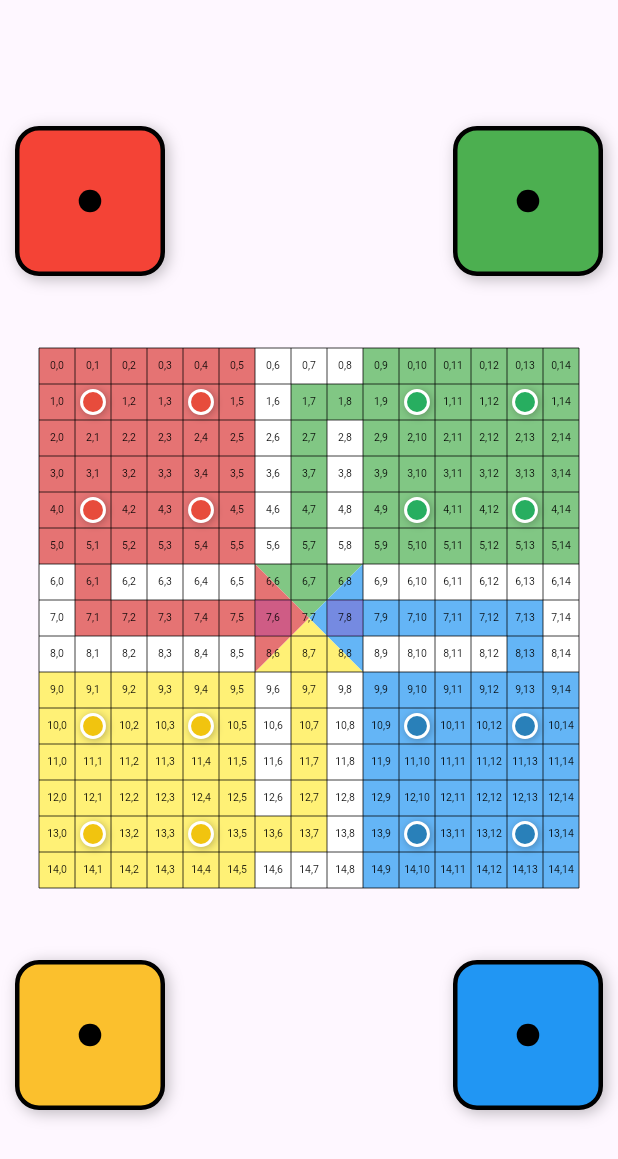
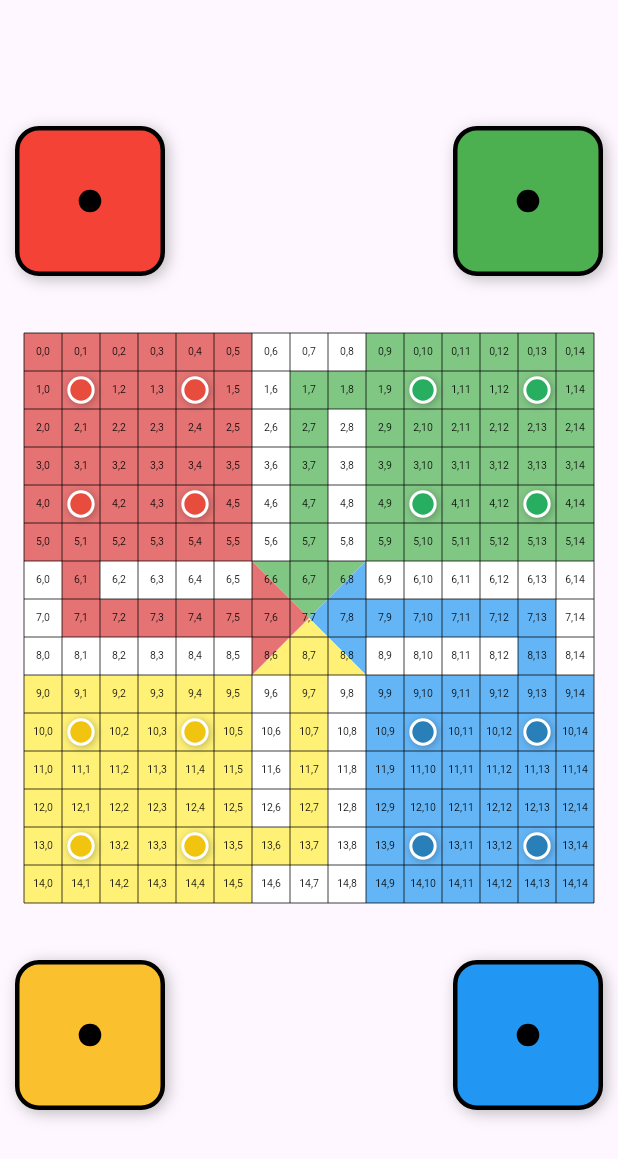
Before and after one commit to devesh12335/flutter_ludo_game, a Flutter app: the screen it shows after launch, on a phone screen of 412 x 824 dp. Shown: the top 1159 px of the screen. Run offline on Flutter 3.47's test engine with Material 3 defaults, Android fonts, the phone set to English and light mode, and no system bars.

```diff
--- a/lib/board.dart
+++ b/lib/board.dart
@@ -221,15 +221,15 @@ void paint(Canvas canvas, Size size) {
   }
 
   // === 7. Highlight cells ===
-  final highlightPaint = Paint()
-    ..color = Colors.purple.withOpacity(0.3)
-    ..style = PaintingStyle.fill;
-  for (var c in highlightCells) {
-    canvas.drawRect(
-      Rect.fromLTWH(c.c * cell, c.r * cell, cell, cell),
-      highlightPaint,
-    );
-  }
+  // final highlightPaint = Paint()
+  //   ..color = Colors.purple.withOpacity(0.3)
+  //   ..style = PaintingStyle.fill;
+  // for (var c in highlightCells) {
+  //   canvas.drawRect(
+  //     Rect.fromLTWH(c.c * cell, c.r * cell, cell, cell),
+  //     highlightPaint,
+  //   );
+  // }
 
   // === 8. Debug cell labels ===
   if (showCellLabels) {
--- a/lib/game.dart
+++ b/lib/game.dart
@@ -73,7 +73,7 @@ class _GameState extends State<Game> {
                   //ludo board
               Center(
                 child: board.LudoBoard(
-                  size: 360,
+                  size: 380,
                   showGrid: true,
                   tokens: _gameController.getTokenCells(),
                   highlightCells:  [Cell(7, 6), Cell(7, 8)],
--- a/lib/game_controller.dart
+++ b/lib/game_controller.dart
@@ -41,6 +41,7 @@ int? lastDiceRoll;
 
 
 final playerPaths = PlayerPath().buildPlayerPaths();
+
   /// Simple home-yard pads for each player's 4 tokens (visible when index == -1).
   /// Tune these coordinates to match your LudoBoard's yard drawing.
   final Map<LudoPlayer, List<Cell>> homePads = {
--- a/lib/models/player_path.dart
+++ b/lib/models/player_path.dart
@@ -11,7 +11,7 @@ final List<Cell> mainLoop = const [
   // across top
   Cell(0,7), Cell(0,8),
   // down the top-right column
-  Cell(1,8), Cell(2,8), Cell(3,8), Cell(4,8), Cell(5,8), Cell(6,8),
+  Cell(1,8), Cell(2,8), Cell(3,8), Cell(4,8), Cell(5,8),
   // right arm moving right
   Cell(6,9), Cell(6,10), Cell(6,11), Cell(6,12), Cell(6,13), Cell(6,14),
   // down the rightmost column
@@ -23,7 +23,7 @@ final List<Cell> mainLoop = const [
   // bottom row (leftwards)
   Cell(14,7), Cell(14,6),
   // up into lower-left block
-  Cell(13,6), Cell(12,6), Cell(11,6), Cell(10,6), Cell(9,6), Cell(8,6),
+  Cell(13,6), Cell(12,6), Cell(11,6), Cell(10,6), Cell(9,6),
   // left arm bottom part (moving left)
   Cell(8,5), Cell(8,4), Cell(8,3), Cell(8,2), Cell(8,1), Cell(8,0),
   // back up to start
@@ -31,10 +31,10 @@ final List<Cell> mainLoop = const [
 ];
 
 /// helper to rotate the main loop so the given `startIndex` becomes index 0
-List<Cell> _rotatedLoop(int startIndex) {
+List<Cell> _rotatedLoop(int startIndex,int endIndex) {
   final List<Cell> out = [];
   out.addAll(mainLoop.sublist(startIndex));
-  out.addAll(mainLoop.sublist(0, startIndex));
+  out.addAll(mainLoop.sublist(startIndex, endIndex));
   return out;
 }
 
@@ -43,24 +43,123 @@ List<Cell> _rotatedLoop(int startIndex) {
 /// Make sure these coordinates match your painter's center orientation.
 final List<Cell> redHome   = const [ Cell(7,1), Cell(7,2), Cell(7,3), Cell(7,4), Cell(7,5), Cell(7,6) ];
 final List<Cell> greenHome = const [ Cell(1,7), Cell(2,7), Cell(3,7), Cell(4,7), Cell(5,7), Cell(6,7) ];
-final List<Cell> yellowHome= const [ Cell(7,13), Cell(7,12), Cell(7,11), Cell(7,10), Cell(7,9), Cell(7,8) ];
-final List<Cell> blueHome  = const [ Cell(13,7), Cell(12,7), Cell(11,7), Cell(10,7), Cell(9,7), Cell(8,7) ];
+final List<Cell> blueHome= const [ Cell(7,13), Cell(7,12), Cell(7,11), Cell(7,10), Cell(7,9), Cell(7,8) ];
+final List<Cell> yellowHome  = const [ Cell(13,7), Cell(12,7), Cell(11,7), Cell(10,7), Cell(9,7), Cell(8,7) ];
 
 /// canonical entry indices in `mainLoop` for each player (clockwise)
 final Map<LudoPlayer, int> entryIndex = {
-  LudoPlayer.red: 0,    // mainLoop[0] == Cell(6,0)
-  LudoPlayer.green: 13, // mainLoop[13] == Cell(0,8)
+  LudoPlayer.red: 1,    // mainLoop[0] == Cell(6,0)
+  LudoPlayer.green: 14, // mainLoop[13] == Cell(0,8)
   LudoPlayer.yellow: 41,// mainLoop[26] == Cell(8,14)
-  LudoPlayer.blue: 39,  // mainLoop[39] == Cell(14,6)
+  LudoPlayer.blue: 28,  // mainLoop[39] == Cell(14,6)
+};
+
+/// canonical exit indices in `mainLoop` for each player (clockwise)
+final Map<LudoPlayer, int> exitIndex = {
+  LudoPlayer.red: 52,    // mainLoop[0] == Cell(6,0)
+  LudoPlayer.green: 14, // mainLoop[13] == Cell(0,8)
+  LudoPlayer.yellow: 41,// mainLoop[26] == Cell(8,14)
+  LudoPlayer.blue: 28,  // mainLoop[39] == Cell(14,6)
 };
 
 /// Build the final playerPaths map: rotated main loop + corresponding home stretch
 Map<LudoPlayer, List<Cell>> buildPlayerPaths() {
+  print(''' {
+    LudoPlayer.red:    [${_rotatedLoop(entryIndex[LudoPlayer.green]!,exitIndex[LudoPlayer.green]!)}   ...redHome],
+
+  }''');
   return {
-    LudoPlayer.red:    [..._rotatedLoop(entryIndex[LudoPlayer.red]!),   ...redHome],
-    LudoPlayer.green:  [..._rotatedLoop(entryIndex[LudoPlayer.green]!), ...greenHome],
-    LudoPlayer.yellow: [..._rotatedLoop(entryIndex[LudoPlayer.yellow]!),...yellowHome],
-    LudoPlayer.blue:   [..._rotatedLoop(entryIndex[LudoPlayer.blue]!),  ...blueHome],
+    LudoPlayer.red:    [
+      Cell(6,1), Cell(6,2), Cell(6,3), Cell(6,4), Cell(6,5),
+  // up into top-left of cross
+  Cell(5,6), Cell(4,6), Cell(3,6), Cell(2,6), Cell(1,6), Cell(0,6),
+  // across top
+  Cell(0,7), Cell(0,8),
+  // down the top-right column
+  Cell(1,8), Cell(2,8), Cell(3,8), Cell(4,8), Cell(5,8),
+  // right arm moving right
+  Cell(6,9), Cell(6,10), Cell(6,11), Cell(6,12), Cell(6,13), Cell(6,14),
+  // down the rightmost column
+  Cell(7,14), Cell(8,14),
+  // across lower-right block (leftwards on row 8)
+  Cell(8,13), Cell(8,12), Cell(8,11), Cell(8,10), Cell(8,9),
+  // down to bottom
+  Cell(9,8), Cell(10,8), Cell(11,8), Cell(12,8), Cell(13,8), Cell(14,8),
+  // bottom row (leftwards)
+  Cell(14,7), Cell(14,6),
+  // up into lower-left block
+  Cell(13,6), Cell(12,6), Cell(11,6), Cell(10,6), Cell(9,6),
+  // left arm bottom part (moving left)
+  Cell(8,5), Cell(8,4), Cell(8,3), Cell(8,2), Cell(8,1), Cell(8,0),
+  // back up to start
+  Cell(7,0),   ...redHome],
+    LudoPlayer.green:  [Cell(1,8), Cell(2,8), Cell(3,8), Cell(4,8), Cell(5,8),
+  // right arm moving right
+  Cell(6,9), Cell(6,10), Cell(6,11), Cell(6,12), Cell(6,13), Cell(6,14),
+  // down the rightmost column
+  Cell(7,14), Cell(8,14),
+  // across lower-right block (leftwards on row 8)
+  Cell(8,13), Cell(8,12), Cell(8,11), Cell(8,10), Cell(8,9),
+  // down to bottom
+  Cell(9,8), Cell(10,8), Cell(11,8), Cell(12,8), Cell(13,8), Cell(14,8),
+  // bottom row (leftwards)
+  Cell(14,7), Cell(14,6),
+  // up into lower-left block
+  Cell(13,6), Cell(12,6), Cell(11,6), Cell(10,6), Cell(9,6),
+  // left arm bottom part (moving left)
+  Cell(8,5), Cell(8,4), Cell(8,3), Cell(8,2), Cell(8,1), Cell(8,0),
+  // back up to start
+  Cell(7,0),Cell(6,0), Cell(6,1), Cell(6,2), Cell(6,3), Cell(6,4), Cell(6,5),
+  // up into top-left of cross
+  Cell(5,6), Cell(4,6), Cell(3,6), Cell(2,6), Cell(1,6), Cell(0,6),
+  // across top
+  Cell(0,7), ...greenHome],
+
+    LudoPlayer.yellow: [ Cell(13,6), Cell(12,6), Cell(11,6), Cell(10,6), Cell(9,6),
+  // left arm bottom part (moving left)
+  Cell(8,5), Cell(8,4), Cell(8,3), Cell(8,2), Cell(8,1), Cell(8,0),
+  // back up to start
+  Cell(7,0),// left arm, moving right
+  Cell(6,0), Cell(6,1), Cell(6,2), Cell(6,3), Cell(6,4), Cell(6,5),
+  // up into top-left of cross
+  Cell(5,6), Cell(4,6), Cell(3,6), Cell(2,6), Cell(1,6), Cell(0,6),
+  // across top
+  Cell(0,7), Cell(0,8),
+  // down the top-right column
+  Cell(1,8), Cell(2,8), Cell(3,8), Cell(4,8), Cell(5,8),
+  // right arm moving right
+  Cell(6,9), Cell(6,10), Cell(6,11), Cell(6,12), Cell(6,13), Cell(6,14),
+  // down the rightmost column
+  Cell(7,14), Cell(8,14),
+  // across lower-right block (leftwards on row 8)
+  Cell(8,13), Cell(8,12), Cell(8,11), Cell(8,10), Cell(8,9),
+  // down to bottom
+  Cell(9,8), Cell(10,8), Cell(11,8), Cell(12,8), Cell(13,8), Cell(14,8),
+  // bottom row (leftwards)
+  Cell(14,7),...yellowHome],
+
+    LudoPlayer.blue:   [Cell(8,13), Cell(8,12), Cell(8,11), Cell(8,10), Cell(8,9),
+  // down to bottom
+  Cell(9,8), Cell(10,8), Cell(11,8), Cell(12,8), Cell(13,8), Cell(14,8),
+  // bottom row (leftwards)
+  Cell(14,7), Cell(14,6),
+  // up into lower-left block
+  Cell(13,6), Cell(12,6), Cell(11,6), Cell(10,6), Cell(9,6),
+  // left arm bottom part (moving left)
+  Cell(8,5), Cell(8,4), Cell(8,3), Cell(8,2), Cell(8,1), Cell(8,0),
+  // back up to start
+  Cell(7,0),  // left arm, moving right
+  Cell(6,0), Cell(6,1), Cell(6,2), Cell(6,3), Cell(6,4), Cell(6,5),
+  // up into top-left of cross
+  Cell(5,6), Cell(4,6), Cell(3,6), Cell(2,6), Cell(1,6), Cell(0,6),
+  // across top
+  Cell(0,7), Cell(0,8),
+  // down the top-right column
+  Cell(1,8), Cell(2,8), Cell(3,8), Cell(4,8), Cell(5,8),
+  // right arm moving right
+  Cell(6,9), Cell(6,10), Cell(6,11), Cell(6,12), Cell(6,13), Cell(6,14),
+  // down the rightmost column
+  Cell(7,14), Cell(8,14),  ...blueHome],
   };
 }
 }
```
